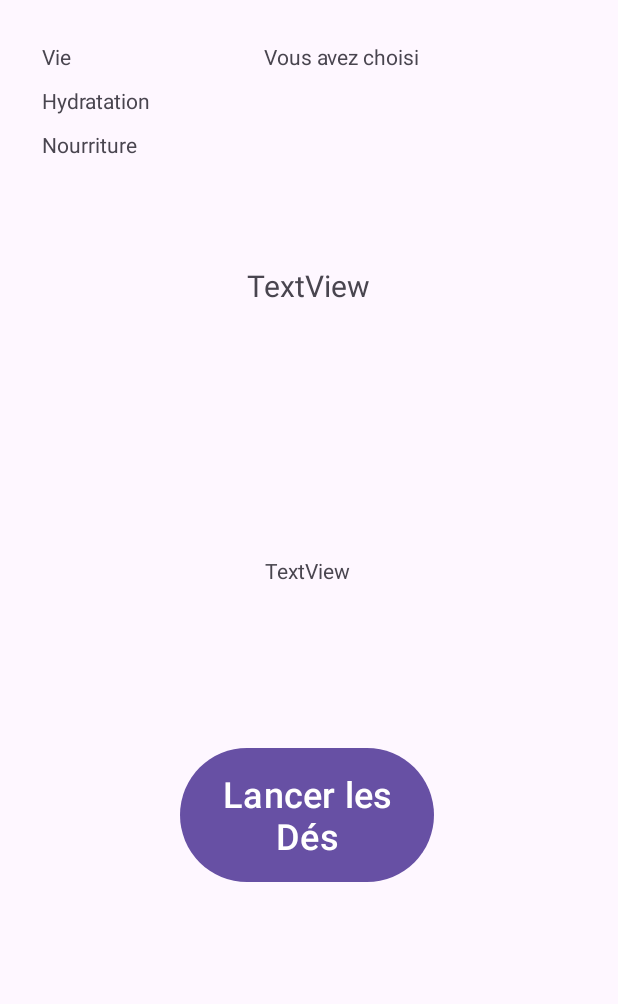
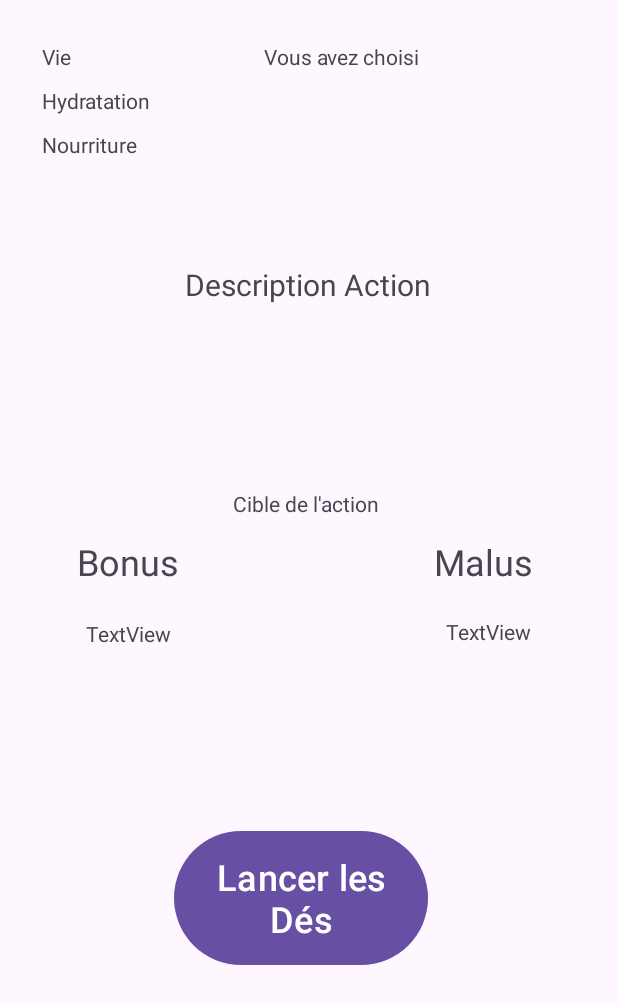
Before and after one commit to MarhadourM/Apocalypse, an Android app: the layout action_view.xml on its own in the app's theme, with its tools: preview values and no code run, on a phone screen of 412 x 824 dp. Shown: the top 1004 px of the screen. Run offline under Robolectric (Android 15) with nearby library versions, the phone set to English and light mode, and no system bars.

Commit message:
affichage du Bonus ou Malus responsive en fonction des phrases + reset de parti quand le joueur quitte le dialog

```diff
--- a/app/src/main/java/com/example/apocalypse/FinPartiDialog.kt
+++ b/app/src/main/java/com/example/apocalypse/FinPartiDialog.kt
@@ -58,6 +58,7 @@ class FinPartiDialog(private val context: Context) {
         closebtn.setOnClickListener {
             val intent = Intent(context, MainActivity::class.java)
             context.startActivity(intent)
+            Partie.reset()
             dialog.dismiss()
         }
 
--- a/app/src/main/java/com/example/apocalypse/Game/Bonus.kt
+++ b/app/src/main/java/com/example/apocalypse/Game/Bonus.kt
@@ -1,6 +1,6 @@
 package com.example.apocalypse.Game
 
-open class Bonus(titre: String, desc: String, attributsModifier: HashMap<Attribut, Int>) : Modificateur(titre, desc, attributsModifier) {
+open class Bonus(desc: String, attributsModifier: HashMap<Attribut, Int>) : Modificateur( desc, attributsModifier) {
 
     override fun appliquerModificateur(){
         Joueur.setPtsVie(Joueur.getPtsVie() + attributsModifier.getValue(Attribut.VIE))
--- a/app/src/main/java/com/example/apocalypse/Game/Carte.kt
+++ b/app/src/main/java/com/example/apocalypse/Game/Carte.kt
@@ -1,6 +1,6 @@
 package com.example.apocalypse.Game
 
-class Carte(titre: String, desc: String, attributsModifier: HashMap<Attribut, Int>,private val rarete: Rarete,private val idRessource: Int) : Bonus(titre, desc, attributsModifier) {
+class Carte(private val titre: String, desc: String, attributsModifier: HashMap<Attribut, Int>,private val rarete: Rarete,private val idRessource: Int) : Bonus( desc, attributsModifier) {
 
     fun getRarete(): Rarete{
         return rarete
@@ -9,4 +9,7 @@ class Carte(titre: String, desc: String, attributsModifier: HashMap<Attribut, In
         return idRessource
     }
 
+    fun getTitre(): String {return titre }
+
+
 }
--- a/app/src/main/java/com/example/apocalypse/Game/Malus.kt
+++ b/app/src/main/java/com/example/apocalypse/Game/Malus.kt
@@ -1,6 +1,6 @@
 package com.example.apocalypse.Game
 
-class Malus(titre: String, desc: String, attributsModifier: HashMap<Attribut, Int>) : Modificateur(titre, desc, attributsModifier) {
+class Malus(desc: String, attributsModifier: HashMap<Attribut, Int>) : Modificateur(desc, attributsModifier) {
 
     override fun appliquerModificateur() {
         Joueur.setPtsVie(Joueur.getPtsVie() - attributsModifier.getValue(Attribut.VIE))
--- a/app/src/main/res/layout/action_view.xml
+++ b/app/src/main/res/layout/action_view.xml
@@ -38,8 +38,8 @@
         android:id="@+id/buttonLancerDes"
         android:layout_width="169dp"
         android:layout_height="97dp"
-        android:layout_marginStart="120dp"
-        android:layout_marginTop="224dp"
+        android:layout_marginStart="116dp"
+        android:layout_marginTop="280dp"
         android:text="Lancer les Dés"
         android:textSize="24sp"
         app:layout_constraintStart_toStartOf="parent"
@@ -65,23 +65,67 @@
         android:id="@+id/tvDescriptionAction"
         android:layout_width="364dp"
         android:layout_height="94dp"
-        android:layout_marginTop="85dp"
-        android:text="TextView"
+        android:layout_marginTop="70dp"
+        android:text="Description Action"
         android:textAlignment="center"
         android:textSize="20sp"
         app:layout_constraintEnd_toEndOf="parent"
         app:layout_constraintHorizontal_bias="0.489"
         app:layout_constraintStart_toStartOf="parent"
-        app:layout_constraintTop_toBottomOf="@+id/tvChoixCarteBonus" />
+        app:layout_constraintTop_toBottomOf="@+id/tvPtsSasiete2" />
 
     <TextView
         android:id="@+id/tvCible"
         android:layout_width="wrap_content"
         android:layout_height="wrap_content"
-        android:layout_marginTop="100dp"
-        android:text="TextView"
+        android:layout_marginTop="56dp"
+        android:text="Cible de l'action"
         app:layout_constraintEnd_toEndOf="parent"
-        app:layout_constraintHorizontal_bias="0.498"
+        app:layout_constraintHorizontal_bias="0.495"
         app:layout_constraintStart_toStartOf="parent"
         app:layout_constraintTop_toBottomOf="@+id/tvDescriptionAction" />
+
+    <TextView
+        android:id="@+id/textView"
+        android:layout_width="wrap_content"
+        android:layout_height="wrap_content"
+        android:layout_marginTop="32dp"
+        android:layout_marginEnd="36dp"
+        android:text="Bonus"
+        android:textSize="24sp"
+        app:layout_constraintEnd_toStartOf="@+id/tvCible"
+        app:layout_constraintTop_toTopOf="@+id/tvCible" />
+
+    <TextView
+        android:id="@+id/tvMalusAction"
+        android:layout_width="72dp"
+        android:layout_height="31dp"
+        android:layout_marginStart="36dp"
+        android:layout_marginTop="32dp"
+        android:text="Malus"
+        android:textSize="24sp"
+        app:layout_constraintStart_toEndOf="@+id/tvCible"
+        app:layout_constraintTop_toTopOf="@+id/tvCible" />
+
+    <TextView
+        android:id="@+id/tvModificateurBonus"
+        android:layout_width="144dp"
+        android:layout_height="78dp"
+        android:layout_marginTop="22dp"
+        android:text="TextView"
+        android:textAlignment="center"
+        app:layout_constraintEnd_toEndOf="@+id/textView"
+        app:layout_constraintStart_toStartOf="@+id/textView"
+        app:layout_constraintTop_toBottomOf="@+id/textView" />
+
+    <TextView
+        android:id="@+id/tvModificateurMalus"
+        android:layout_width="144dp"
+        android:layout_height="78dp"
+        android:layout_marginTop="22dp"
+        android:text="TextView"
+        android:textAlignment="center"
+        app:layout_constraintEnd_toEndOf="@+id/tvMalusAction"
+        app:layout_constraintStart_toStartOf="@+id/tvMalusAction"
+        app:layout_constraintTop_toBottomOf="@+id/tvMalusAction" />
 </androidx.constraintlayout.widget.ConstraintLayout>
```
Also changed, not shown: app/src/main/java/com/example/apocalypse/ActionView.kt (+23 -4 lines), app/src/main/java/com/example/apocalypse/Game/Modificateur.kt (+2 -7 lines), app/src/main/java/com/example/apocalypse/Game/Partie.kt (+12 -17 lines), app/src/main/java/com/example/apocalypse/LancerDesSensor.kt (+8 -2 lines), app/src/main/res/layout/activity_lancer_des.xml (+6 -4 lines), app/src/main/res/layout/bonus_view.xml (+12 -8 lines), app/src/main/res/layout/malus_view.xml (+14 -9 lines).
